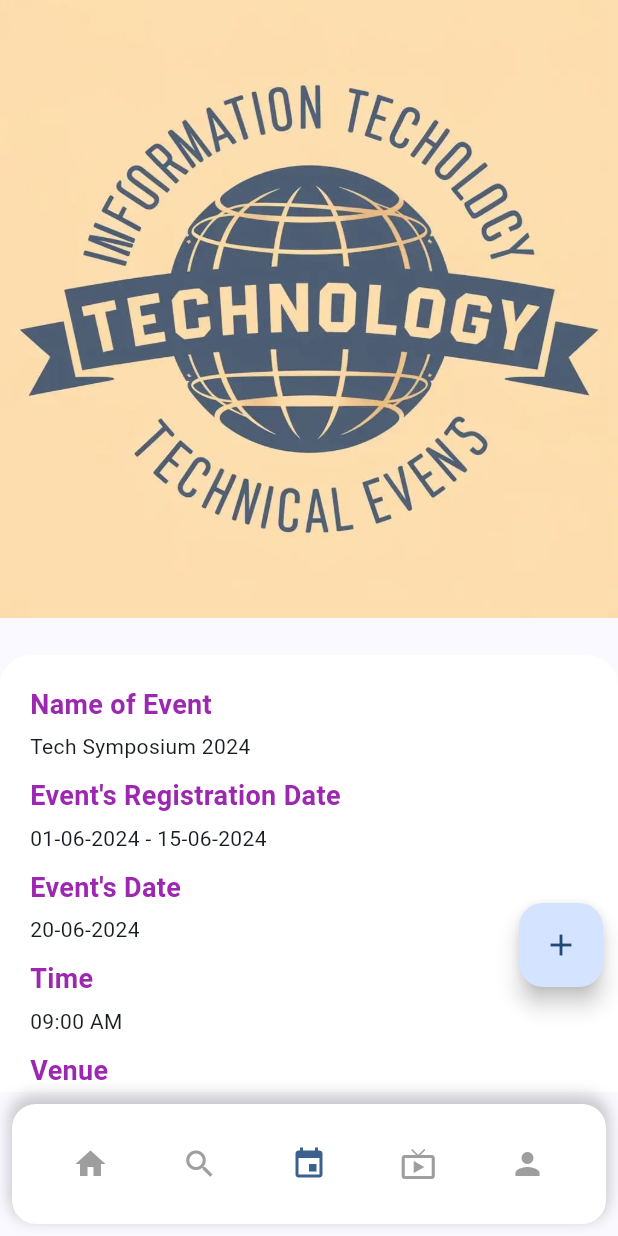
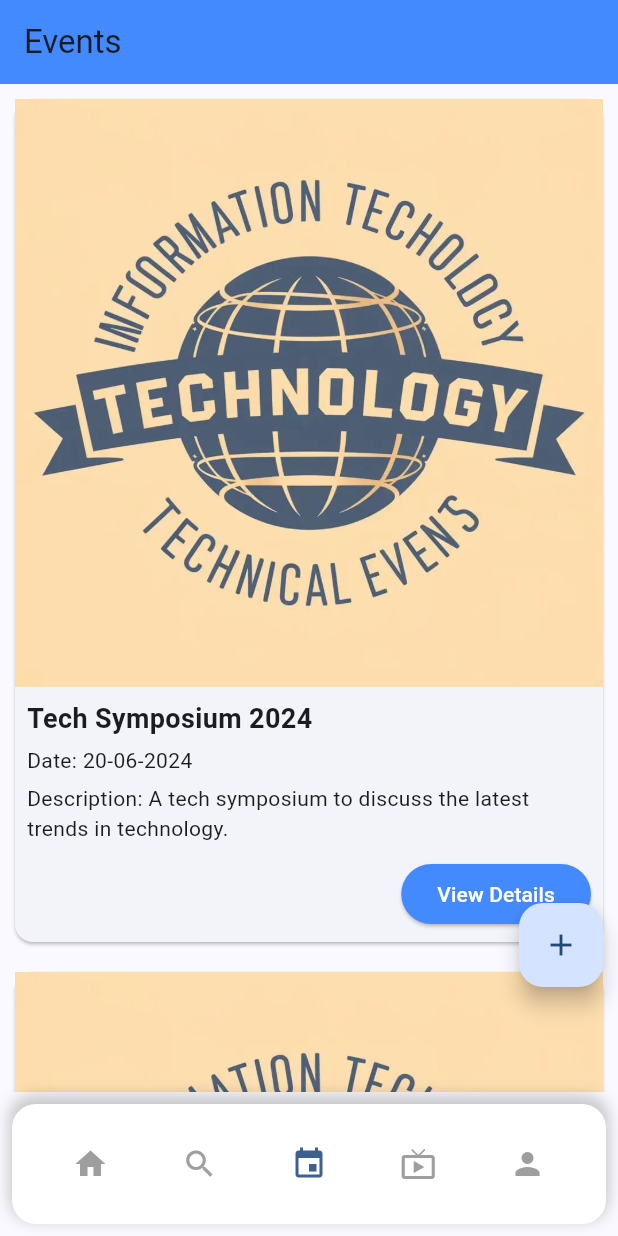
Before and after one commit to Manishkumar76/campus-vibe, a Flutter app: the screen it shows after launch, item 3 of the bottom bar chosen, on a phone screen of 412 x 824 dp. Run offline on Flutter 3.47's test engine with Material 3 defaults, Android fonts, the phone set to English and light mode, and no system bars; network calls fail.

Commit message:
Made a new file 'EventListPage', made some changes in EbentPage, Replaced EventPage with EventListPage in main.dart and home.dart

```diff
--- /dev/null
+++ b/lib/Pages/EventListPage.dart
@@ -0,0 +1,98 @@
+import 'package:flutter/material.dart';
+import 'EventPage.dart';
+
+class EventListPage extends StatelessWidget {
+  final List<Map<String, String>> events = [
+    {
+      'title': 'Tech Symposium 2024',
+      'image': 'assets/images/backgrondimage.jpg',
+      'date': '20-06-2024',
+      'description': 'A tech symposium to discuss the latest trends in technology.'
+    },
+    {
+      'title': 'Tech Symposium 2024',
+      'image': 'assets/images/backgrondimage.jpg',
+      'date': '20-06-2024',
+      'description': 'A tech symposium to discuss the latest trends in technology.'
+    },
+    {
+      'title': 'Tech Symposium 2024',
+      'image': 'assets/images/backgrondimage.jpg',
+      'date': '20-06-2024',
+      'description': 'A tech symposium to discuss the latest trends in technology.'
+    },
+    {
+      'title': 'Tech Symposium 2024',
+      'image': 'assets/images/backgrondimage.jpg',
+      'date': '20-06-2024',
+      'description': 'A tech symposium to discuss the latest trends in technology.'
+    },
+    // Add more events here
+  ];
+
+  @override
+  Widget build(BuildContext context) {
+    return Scaffold(
+      appBar: AppBar(
+        title: Text('Events'),
+        backgroundColor: Colors.blueAccent,
+      ),
+      body: ListView.builder(
+        itemCount: events.length,
+        itemBuilder: (context, index) {
+          final event = events[index];
+          return Card(
+            margin: EdgeInsets.all(10),
+            child: Column(
+              children: [
+                Container(
+                  // height: 250, // Set the height you want
+                  width: double.infinity, // Ensure it takes up full width
+                  child: Image.asset(
+                    event['image']!,
+                    fit: BoxFit.cover,
+                  ),
+                ),
+                Padding(
+                  padding: const EdgeInsets.all(8.0),
+                  child: Column(
+                    crossAxisAlignment: CrossAxisAlignment.start,
+                    children: [
+                      Text(
+                        event['title']!,
+                        style: TextStyle(fontSize: 18, fontWeight: FontWeight.bold),
+                      ),
+                      SizedBox(height: 5),
+                      Text('Date: ${event['date']}'),
+                      SizedBox(height: 5),
+                      Text('Description: ${event['description']}'),
+                      SizedBox(height: 10),
+                      Align(
+                        alignment: Alignment.centerRight,
+                        child: ElevatedButton(
+                          onPressed: () {
+                            Navigator.push(
+                              context,
+                              MaterialPageRoute(
+                                builder: (context) => EventFormPage(),
+                              ),
+                            );
+                          },
+                          child: Text('View Details'),
+                          style: ElevatedButton.styleFrom(
+                            foregroundColor: Colors.white,
+                            backgroundColor: Colors.blueAccent,
+                          ),
+                        ),
+                      ),
+                    ],
+                  ),
+                ),
+              ],
+            ),
+          );
+        },
+      ),
+    );
+  }
+}
--- a/lib/Pages/EventPage.dart
+++ b/lib/Pages/EventPage.dart
@@ -12,19 +12,27 @@ class _EventFormPageState extends State<EventFormPage> {
   @override
   Widget build(BuildContext context) {
     return Scaffold(
+      appBar: AppBar(
+        title: Text('Event Details'),
+        backgroundColor: Colors.blueAccent,
+        leading: IconButton(
+          icon: Icon(Icons.arrow_back),
+          onPressed: () {
+            Navigator.pop(context); // Navigate back to the event list page
+          },
+        ),
+      ),
       body: Stack(
         children: <Widget>[
           // The background image
           Container(
             height: MediaQuery.of(context).size.height,
             child: Stack(
+              alignment: Alignment.topCenter,
               children: [
                 Image.asset(
                   'assets/images/backgrondimage.jpg', // Add your image here
                   fit: BoxFit.cover,
-
-                  // height: MediaQuery.of(context).size.height,
-                  // width: MediaQuery.of(context).size.width,
                 ),
                 BackdropFilter(
                   filter: ImageFilter.blur(sigmaX: _blurAmount, sigmaY: _blurAmount),
@@ -37,14 +45,14 @@ class _EventFormPageState extends State<EventFormPage> {
           ),
           // The DraggableScrollableSheet (drawer)
           DraggableScrollableSheet(
-            initialChildSize: 0.4, // Start with the drawer showing 40% of the screen
-            minChildSize: 0.4, // Minimum drawer size
-            maxChildSize: 0.9, // Maximum drawer size when dragged upwards
+            initialChildSize: 0.55, // Start with the drawer showing 55% of the screen
+            minChildSize: 0.55, // Minimum drawer size
+            maxChildSize: 0.95, // Maximum drawer size when dragged upwards
             builder: (BuildContext context, ScrollController scrollController) {
               return NotificationListener<DraggableScrollableNotification>(
                 onNotification: (notification) {
                   setState(() {
-                    _blurAmount = (notification.extent - 0.4) * 10; // Control the blur amount dynamically
+                    _blurAmount = (notification.extent - 0.55) * 10; // Control the blur amount dynamically
                   });
                   return true;
                 },
@@ -59,6 +67,14 @@ class _EventFormPageState extends State<EventFormPage> {
                   child: ListView(
                     controller: scrollController,
                     children: <Widget>[
+                      // Arrow icon at the top
+                      Center(
+                        child: Icon(
+                          Icons.keyboard_arrow_up, // Arrow icon
+                          size: 30.0,
+                          color: Colors.grey,
+                        ),
+                      ),
                       Padding(
                         padding: const EdgeInsets.all(20.0),
                         child: Column(
@@ -70,7 +86,7 @@ class _EventFormPageState extends State<EventFormPage> {
                               style: TextStyle(
                                 fontWeight: FontWeight.bold,
                                 fontSize: 18,
-                                color: Colors.purple,
+                                color: Colors.lightBlue,
                               ),
                             ),
                             SizedBox(height: 5),
@@ -81,7 +97,7 @@ class _EventFormPageState extends State<EventFormPage> {
                               style: TextStyle(
                                 fontWeight: FontWeight.bold,
                                 fontSize: 18,
-                                color: Colors.purple,
+                                color: Colors.lightBlue,
                               ),
                             ),
                             SizedBox(height: 5),
@@ -92,7 +108,7 @@ class _EventFormPageState extends State<EventFormPage> {
                               style: TextStyle(
                                 fontWeight: FontWeight.bold,
                                 fontSize: 18,
-                                color: Colors.purple,
+                                color: Colors.lightBlue,
                               ),
                             ),
                             SizedBox(height: 5),
@@ -103,7 +119,7 @@ class _EventFormPageState extends State<EventFormPage> {
                               style: TextStyle(
                                 fontWeight: FontWeight.bold,
                                 fontSize: 18,
-                                color: Colors.purple,
+                                color: Colors.lightBlue,
                               ),
                             ),
                             SizedBox(height: 5),
@@ -114,7 +130,7 @@ class _EventFormPageState extends State<EventFormPage> {
                               style: TextStyle(
                                 fontWeight: FontWeight.bold,
                                 fontSize: 18,
-                                color: Colors.purple,
+                                color: Colors.lightBlue,
                               ),
                             ),
                             SizedBox(height: 5),
@@ -125,18 +141,23 @@ class _EventFormPageState extends State<EventFormPage> {
                               style: TextStyle(
                                 fontWeight: FontWeight.bold,
                                 fontSize: 18,
-                                color: Colors.purple,
+                                color: Colors.lightBlue,
                               ),
                             ),
                             SizedBox(height: 5),
-                            Text("Description for Tech Symposium 2024"),
+                            Text("Tech Symposium 2024 is an exciting gathering of innovators, tech enthusiasts, and industry leaders from across the globe. This event will feature cutting-edge discussions on the latest trends in technology, including artificial intelligence, blockchain, quantum computing, and emerging software solutions. Attendees will have the opportunity to participate in workshops, network with professionals, and gain insights from keynote speeches by pioneers in the tech world."),
                             SizedBox(height: 20),
                             Center(
                               child: ElevatedButton(
                                 onPressed: () {},
-                                child: Text('Participate'),
+                                child: Text(
+                                  'Participate',
+                                  style: TextStyle(
+                                    color: Colors.white, // Set the desired text color here
+                                  ),
+                                ),
                                 style: ElevatedButton.styleFrom(
-                                  backgroundColor: Colors.grey,
+                                  backgroundColor: Colors.blueAccent, // Background color of the button
                                   shape: StadiumBorder(),
                                 ),
                               ),
--- a/lib/Pages/home.dart
+++ b/lib/Pages/home.dart
@@ -1,6 +1,6 @@
+import 'package:campus_vibe/Pages/EventListPage.dart';
 import 'package:flutter/material.dart';
 import '../Models/event_model.dart';
-import 'EventPage.dart';
 import 'notificationPage.dart';
 class HomeScreen extends StatefulWidget {
   const HomeScreen({super.key});
@@ -462,7 +462,7 @@ class _HomeScreenState extends State<HomeScreen> {
                       Navigator.push(
                         context,
                         MaterialPageRoute(
-                          builder: (context) => EventFormPage(),
+                          builder: (context) => EventListPage(),
                         ),
                       );
                     },
--- a/lib/main.dart
+++ b/lib/main.dart
@@ -1,7 +1,7 @@
+import 'package:campus_vibe/Pages/EventListPage.dart';
 import 'package:campus_vibe/Pages/live.dart';
 import 'package:campus_vibe/Pages/home.dart';
 import 'package:flutter/material.dart';
-import 'Pages/EventPage.dart';
 import 'Pages/addNewEvent.dart';
 import 'Pages/profile.dart';
 import 'Pages/search.dart';
@@ -42,7 +42,7 @@
   static final List<Widget> _widgetOptions = <Widget>[
     const HomeScreen(),
     SearchPage(),
-    EventFormPage(), // Replace this with the imported EventPage
+    EventListPage(), // Replace this with the imported EventPage
     LivePage(),
     ProfilePage(),
   ];
```
